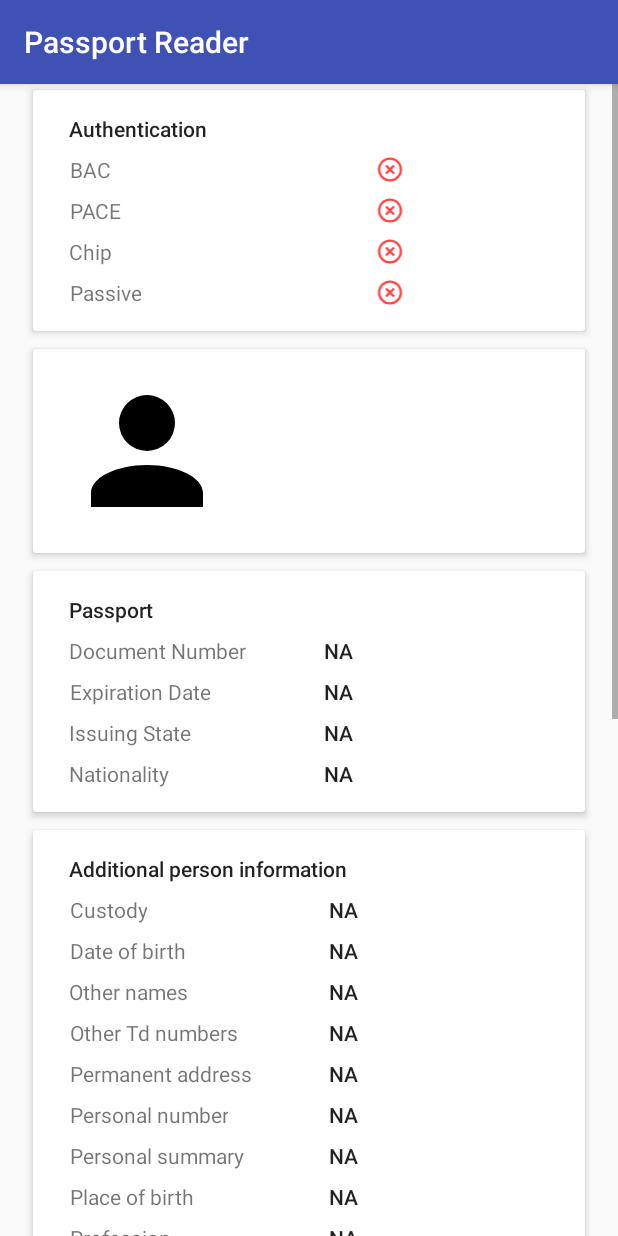
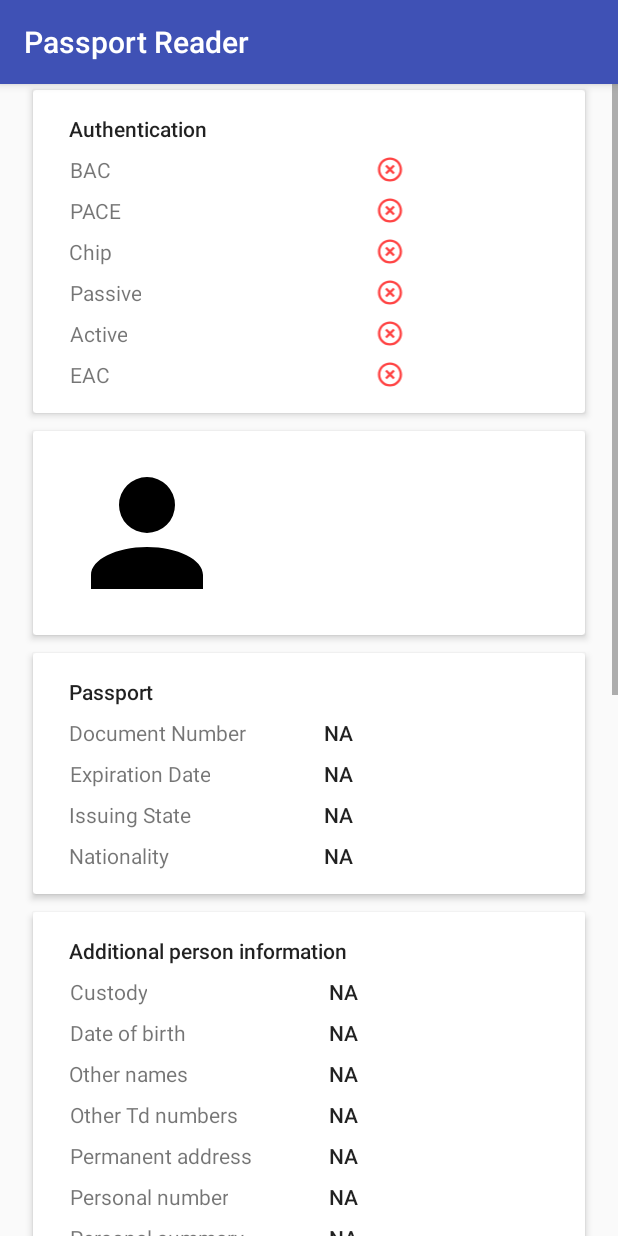
Before and after one commit to jllarraz/AndroidPassportReader, an Android app: the fragment PassportDetailsFragment shown on its own in the app's theme, on a phone screen of 412 x 824 dp. Run offline under Robolectric (Android 15) with nearby library versions, the phone set to English and light mode, and no system bars; our stand-ins replace ButterKnife; libraries missing offline, so code that uses them is left out: org.jmrtd.lds; 2 statements that could not run were skipped.

Commit message:
Add active and eac authentication

```diff
--- a/app/src/main/java/example/jllarraz/com/passportreader/ui/fragments/PassportDetailsFragment.java
+++ b/app/src/main/java/example/jllarraz/com/passportreader/ui/fragments/PassportDetailsFragment.java
@@ -115,6 +115,12 @@ public class PassportDetailsFragment extends Fragment{
 
     @BindView(R.id.value_passive)
     ImageView imageViewPassive;
+
+    @BindView(R.id.value_active)
+    ImageView imageViewActive;
+
+    @BindView(R.id.value_eac)
+    ImageView imageViewEac;
 
 
 
@@ -369,6 +375,23 @@ public class PassportDetailsFragment extends Fragment{
             imageViewPassive.setColorFilter(ContextCompat.getColor(getActivity(), android.R.color.holo_red_light), android.graphics.PorterDuff.Mode.SRC_IN);
         }
 
+        if(passport.isActiveAuthentication()){
+            imageViewActive.setImageResource(R.drawable.ic_check_circle_outline);
+            imageViewActive.setColorFilter(ContextCompat.getColor(getActivity(), android.R.color.holo_green_light), android.graphics.PorterDuff.Mode.SRC_IN);
+        }else{
+            imageViewActive.setImageResource(R.drawable.ic_close_circle_outline);
+            imageViewActive.setColorFilter(ContextCompat.getColor(getActivity(), android.R.color.holo_red_light), android.graphics.PorterDuff.Mode.SRC_IN);
+        }
+
+        if(passport.isEAC()){
+            imageViewEac.setImageResource(R.drawable.ic_check_circle_outline);
+            imageViewEac.setColorFilter(ContextCompat.getColor(getActivity(), android.R.color.holo_green_light), android.graphics.PorterDuff.Mode.SRC_IN);
+        }else{
+            imageViewEac.setImageResource(R.drawable.ic_close_circle_outline);
+            imageViewEac.setColorFilter(ContextCompat.getColor(getActivity(), android.R.color.holo_red_light), android.graphics.PorterDuff.Mode.SRC_IN);
+        }
+
+
         SODFile sodFile = passport.getSodFile();
         if(sodFile!=null){
             X509Certificate docSigningCertificate = sodFile.getDocSigningCertificate();
--- a/app/src/main/java/example/jllarraz/com/passportreader/utils/PassportNfcUtils.java
+++ b/app/src/main/java/example/jllarraz/com/passportreader/utils/PassportNfcUtils.java
@@ -536,7 +536,7 @@ public class PassportNfcUtils {
 
 
 
-    private static EACCredentials getEACCredentials(CVCPrincipal caReference, List<KeyStore> cvcaStores) throws GeneralSecurityException {
+    public static EACCredentials getEACCredentials(CVCPrincipal caReference, List<KeyStore> cvcaStores) throws GeneralSecurityException {
         for (KeyStore cvcaStore: cvcaStores) {
             EACCredentials eacCredentials = getEACCredentials(caReference, cvcaStore);
             if (eacCredentials != null) { return eacCredentials; }
--- a/app/src/main/res/layout/fragment_passport_details.xml
+++ b/app/src/main/res/layout/fragment_passport_details.xml
@@ -167,6 +167,62 @@
 
                     <ImageView
                         android:id="@+id/value_passive"
+                        android:layout_width="0dp"
+                        android:layout_height="match_parent"
+                        android:padding="@dimen/margin_tiny"
+                        android:src="@drawable/ic_close_circle_outline"
+                        android:layout_weight="1"
+                        android:tint="@android:color/holo_red_light"
+                        />
+
+                </TableRow>
+
+                <TableRow
+                    android:id="@+id/row_active"
+                    android:layout_width="match_parent"
+                    android:layout_height="wrap_content"
+                    android:layout_marginLeft="@dimen/margin_small">
+
+                    <TextView
+                        android:id="@+id/label_active"
+                        android:layout_width="match_parent"
+                        android:layout_height="wrap_content"
+                        android:padding="@dimen/margin_tiny"
+                        android:gravity="end"
+                        android:text="@string/label_authentication_active"
+                        android:layout_gravity="left"
+                        android:layout_marginRight="@dimen/margin_medium"/>
+
+                    <ImageView
+                        android:id="@+id/value_active"
+                        android:layout_width="0dp"
+                        android:layout_height="match_parent"
+                        android:padding="@dimen/margin_tiny"
+                        android:src="@drawable/ic_close_circle_outline"
+                        android:layout_weight="1"
+                        android:tint="@android:color/holo_red_light"
+                        />
+
+                </TableRow>
+
+                <TableRow
+                    android:id="@+id/row_eac"
+                    android:layout_width="match_parent"
+                    android:layout_height="wrap_content"
+                    android:layout_marginLeft="@dimen/margin_small">
+
+                    <TextView
+                        android:id="@+id/label_eac"
+                        android:layout_width="match_parent"
+                        android:layout_height="wrap_content"
+                        android:padding="@dimen/margin_tiny"
+                        android:gravity="end"
+                        android:text="@string/label_authentication_eac"
+                        android:layout_gravity="left"
+                        android:layout_marginRight="@dimen/margin_medium"/>
+
+                    <ImageView
+                        android:id="@+id/value_eac"
                         android:layout_width="0dp"
                         android:layout_height="match_parent"
                         android:padding="@dimen/margin_tiny"
--- a/app/src/main/res/values/strings.xml
+++ b/app/src/main/res/values/strings.xml
@@ -70,6 +70,8 @@
     <string name="label_authentication_pace">PACE</string>
     <string name="label_authentication_chip">Chip</string>
     <string name="label_authentication_passive">Passive</string>
+    <string name="label_authentication_active">Active</string>
+    <string name="label_authentication_eac">EAC</string>
 
 
     <string name="label_additional_document_information">Additional document information</string>
```
Also changed, not shown: app/src/main/java/example/jllarraz/com/passportreader/asynctask/NfcPassportAsyncTask.java (+100 -16 lines), app/src/main/java/example/jllarraz/com/passportreader/data/Passport.java (+24 -0 lines).
